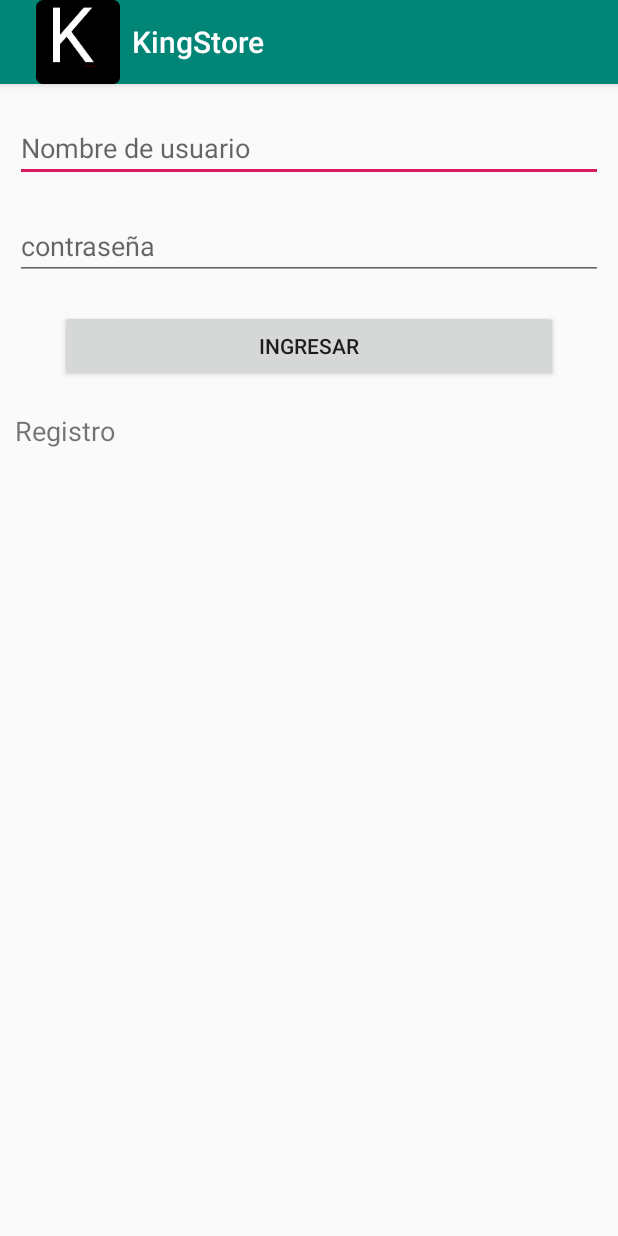
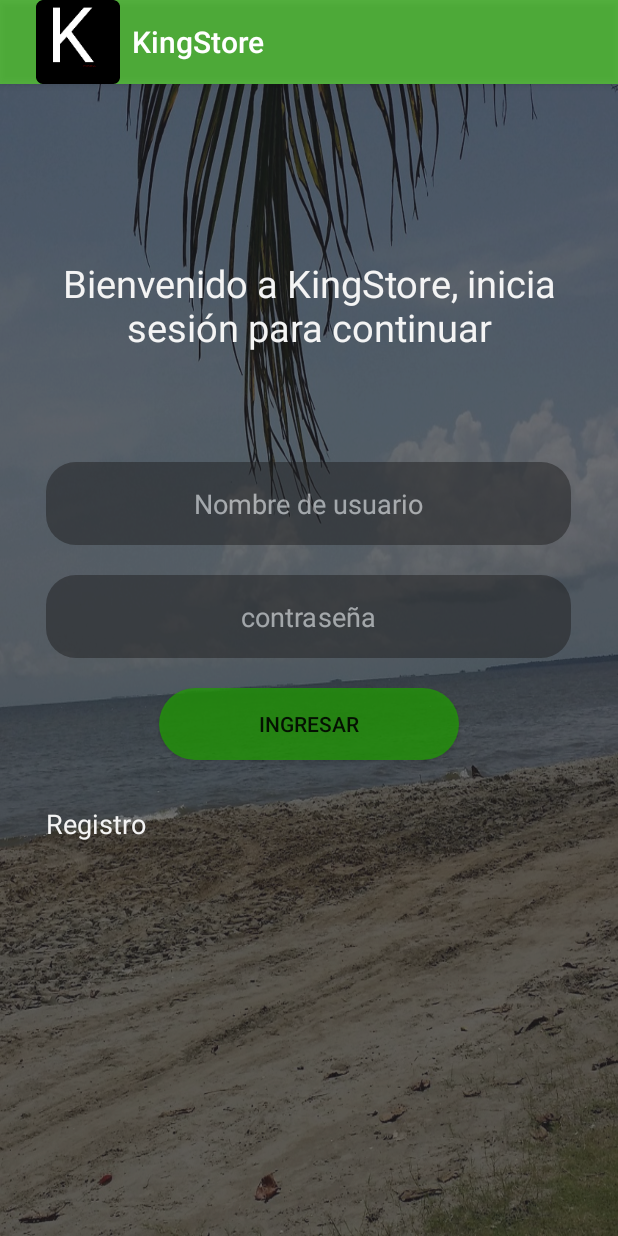
Before and after one commit to kenner1097/KQM1001_Orders, an Android app: the screen it shows after launch (Login), on a phone screen of 412 x 824 dp. Run offline under Robolectric (Android 15) with nearby library versions, the phone set to English and light mode, and no system bars; our stand-ins replace Volley.

Commit message:
Rediseño de la aplicacion #2

```diff
--- a/app/build.gradle
+++ b/app/build.gradle
@@ -4,7 +4,7 @@ android {
     compileSdkVersion 28
     defaultConfig {
         applicationId "co.com.kqm.orders"
-        minSdkVersion 21
+        minSdkVersion 15
         targetSdkVersion 28
         versionCode 1
         versionName "1.0"
--- a/app/src/main/java/co/com/kqm/orders/MainActivity.java
+++ b/app/src/main/java/co/com/kqm/orders/MainActivity.java
@@ -2,6 +2,7 @@ package co.com.kqm.orders;
 
 import android.os.Bundle;
 import android.support.v7.app.AppCompatActivity;
+import android.support.v7.widget.GridLayoutManager;
 import android.support.v7.widget.LinearLayoutManager;
 import android.support.v7.widget.RecyclerView;
 
@@ -22,7 +23,8 @@ public class MainActivity extends AppCompatActivity {
 
         listProducts = new ArrayList<>();
         recyclerProduct=findViewById(R.id.Re_firstList);
-        recyclerProduct.setLayoutManager(new LinearLayoutManager(this));
+        //recyclerProduct.setLayoutManager(new LinearLayoutManager(this));
+        recyclerProduct.setLayoutManager(new GridLayoutManager(this,2));
 
         fillProducts();
 
--- a/app/src/main/java/co/com/kqm/orders/utilities/AdapterProducts.java
+++ b/app/src/main/java/co/com/kqm/orders/utilities/AdapterProducts.java
@@ -24,14 +24,15 @@ public class AdapterProducts extends RecyclerView.Adapter<AdapterProducts.ViewHo
     @NonNull
     @Override
     public ViewHolderProduct onCreateViewHolder(@NonNull ViewGroup parent, int viewType) {
-        View view = LayoutInflater.from(parent.getContext()).inflate(R.layout.item_products, null, false );
+        //View view = LayoutInflater.from(parent.getContext()).inflate(R.layout.item_products, null, false );
+        View view = LayoutInflater.from(parent.getContext()).inflate(R.layout.item_gird_product, null, false );
         return new ViewHolderProduct(view);
     }
 
     @Override
     public void onBindViewHolder(@NonNull ViewHolderProduct viewHolderProduct, int position) {
         viewHolderProduct.nameProduct.setText(listProducts.get(position).getNombre());
-        viewHolderProduct.infoProduct.setText(listProducts.get(position).getDescripcion());
+        //viewHolderProduct.infoProduct.setText(listProducts.get(position).getDescripcion());
         viewHolderProduct.picture.setImageResource(listProducts.get(position).getImagen());
     }
 
@@ -49,7 +50,7 @@ public class AdapterProducts extends RecyclerView.Adapter<AdapterProducts.ViewHo
             super(itemView);
 
             nameProduct = itemView.findViewById(R.id.id_itemName);
-            infoProduct = itemView.findViewById(R.id.id_itemInfo);
+            //infoProduct = itemView.findViewById(R.id.id_itemInfo);
             picture = itemView.findViewById(R.id.id_image);
         }
 
--- /dev/null
+++ b/app/src/main/res/drawable/button_style.xml
@@ -0,0 +1,5 @@
+<?xml version="1.0" encoding="utf-8"?>
+<shape android:shape="rectangle" xmlns:android="http://schemas.android.com/apk/res/android">
+    <solid android:color="@color/colorPrimary"/>
+    <corners android:radius="30dp"/>
+</shape>
--- /dev/null
+++ b/app/src/main/res/drawable/style.xml
@@ -0,0 +1,7 @@
+<?xml version="1.0" encoding="utf-8"?>
+<shape android:shape="rectangle" xmlns:android="http://schemas.android.com/apk/res/android">
+
+    <solid android:color="#1F1F20"/>
+    <corners android:radius="20dp"/>
+
+</shape>
--- a/app/src/main/res/layout/activity_login.xml
+++ b/app/src/main/res/layout/activity_login.xml
@@ -1,48 +1,107 @@
 <?xml version="1.0" encoding="utf-8"?>
-<LinearLayout xmlns:android="http://schemas.android.com/apk/res/android"
+<RelativeLayout xmlns:android="http://schemas.android.com/apk/res/android"
     xmlns:app="http://schemas.android.com/apk/res-auto"
     xmlns:tools="http://schemas.android.com/tools"
     android:layout_width="match_parent"
     android:layout_height="match_parent"
     android:orientation="vertical"
+    android:background="@drawable/background_copia"
+    tools:ignore="MissingConstraints"
     tools:context=".Login">
+
+    <LinearLayout
+        android:layout_width="match_parent"
+        android:layout_height="match_parent"
+        android:alpha="0.5"
+        android:background="@color/colorPrimaryDark" />
+
+    <LinearLayout
+        android:id="@+id/linearLayout"
+        android:layout_width="match_parent"
+        android:layout_height="match_parent"
+        android:orientation="vertical"
+        android:alpha="0.2"
+        android:background="@color/colorPrimaryDark"
+        tools:layout_editor_absoluteX="0dp"
+        tools:layout_editor_absoluteY="0dp"
+        />
+
+    <TextView
+        android:id="@+id/saludo"
+        android:layout_width="match_parent"
+        android:layout_height="wrap_content"
+        android:layout_marginTop="100dp"
+        android:padding="15dp"
+        android:text="Bienvenido a KingStore, inicia sesión para continuar"
+        android:textAlignment="center"
+        android:textColor="@color/colorAccent"
+        android:textColorHint="@color/colorAccent"
+        android:textSize="25sp"
+        tools:ignore="MissingConstraints"
+        tools:layout_editor_absoluteX="16dp"
+        tools:layout_editor_absoluteY="39dp" />
 
     <EditText
         android:id="@+id/id_name"
-        android:layout_width="match_parent"
+        android:layout_width="350dp"
         android:layout_height="wrap_content"
-        android:layout_marginLeft="10dp"
-        android:layout_marginTop="20dp"
+        android:layout_below="@+id/saludo"
+        android:layout_gravity="center"
+        android:layout_centerHorizontal="true"
+        android:layout_marginTop="57dp"
+        android:alpha="0.5"
+        android:background="@drawable/style"
+        android:gravity="center"
         android:hint="Nombre de usuario"
-        android:layout_marginRight="10dp" />
+        android:padding="15dp"
+        android:textColor="@color/colorAccent"
+        android:textColorHint="@color/colorAccent"
+        tools:ignore="MissingConstraints" />
 
     <EditText
         android:id="@+id/id_password"
-        android:layout_width="match_parent"
+        android:layout_width="350dp"
         android:layout_height="wrap_content"
-        android:layout_marginLeft="10dp"
+        android:layout_gravity="center"
+        android:gravity="center"
+        android:layout_centerHorizontal="true"
+        android:layout_below="@+id/id_name"
         android:layout_marginTop="20dp"
-        android:layout_marginRight="10dp"
+        android:alpha="0.5"
+        android:background="@drawable/style"
         android:hint="contraseña"
-        android:inputType="textPassword" />
+        android:inputType="textPassword"
+        android:padding="15dp"
+        android:textColor="@color/colorAccent"
+        android:textColorHint="@color/colorAccent"
+        tools:ignore="MissingConstraints" />
 
     <Button
         android:id="@+id/button_entryClient"
-        android:layout_width="match_parent"
+        android:layout_width="200dp"
         android:layout_height="wrap_content"
-        android:layout_marginLeft="40dp"
+        android:layout_centerHorizontal="true"
+        android:layout_below="@+id/id_password"
         android:layout_marginTop="20dp"
-        android:layout_marginRight="40dp"
-        android:text="Ingresar" />
+        android:background="@drawable/button_style"
+        android:text="Ingresar"
+        tools:ignore="MissingConstraints"
+        tools:layout_editor_absoluteX="16dp" />
 
     <TextView
         android:id="@+id/id_register"
-        android:layout_width="match_parent"
+        style="@style/TextAppearance.AppCompat.Headline"
+        android:layout_width="350dp"
         android:layout_height="wrap_content"
-        android:layout_marginLeft="10dp"
-        android:layout_marginTop="20dp"
-        android:layout_marginRight="315dp"
+        android:layout_centerHorizontal="true"
+        android:layout_below="@+id/button_entryClient"
+        android:layout_marginTop="30dp"
+        android:layout_marginBottom="8dp"
         android:text="Registro"
-        android:textSize="18sp" />
+        android:textColor="@color/colorAccent"
+        android:textColorHint="@color/colorAccent"
+        android:textSize="18sp"
+        tools:ignore="MissingConstraints"
+        tools:layout_editor_absoluteX="51dp" />
 
-</LinearLayout>
+</RelativeLayout>
--- /dev/null
+++ b/app/src/main/res/layout/item_gird_product.xml
@@ -0,0 +1,34 @@
+<?xml version="1.0" encoding="utf-8"?>
+<android.support.constraint.ConstraintLayout xmlns:android="http://schemas.android.com/apk/res/android"
+    android:layout_width="match_parent"
+    android:layout_height="match_parent"
+    android:padding="16dp"
+    android:paddingLeft="16dp"
+    xmlns:tools="http://schemas.android.com/tools"
+    tools:ignore="MissingConstraints">
+
+    <LinearLayout
+        android:layout_width="match_parent"
+        android:layout_height="match_parent"
+        android:orientation="vertical">
+
+        <ImageView
+            android:id="@+id/id_image"
+            android:layout_width="match_parent"
+            android:layout_height="wrap_content"
+            android:src="@drawable/mi_8_pro"
+            android:layout_marginTop="10dp"/>
+        <TextView
+            android:id="@+id/id_itemName"
+            android:layout_width="wrap_content"
+            android:layout_height="wrap_content"
+            android:layout_gravity="center"
+            android:layout_marginBottom="10dp"
+            android:textSize="20sp"
+            android:textStyle="bold"
+            android:text="nombre"
+            />
+
+    </LinearLayout>
+
+</android.support.constraint.ConstraintLayout>
--- a/app/src/main/res/values/colors.xml
+++ b/app/src/main/res/values/colors.xml
@@ -1,6 +1,7 @@
 <?xml version="1.0" encoding="utf-8"?>
 <resources>
-    <color name="colorPrimary">#008577</color>
-    <color name="colorPrimaryDark">#00574B</color>
-    <color name="colorAccent">#D81B60</color>
+    <color name="colorPrimary">#BF209B04</color>
+    <color name="colorPrimaryDark">#212226</color>
+    <color name="colorAccent">#f4f4f4</color>
+
 </resources>
```
Also changed, not shown: app/src/main/res/drawable/background_copia.png (added).
